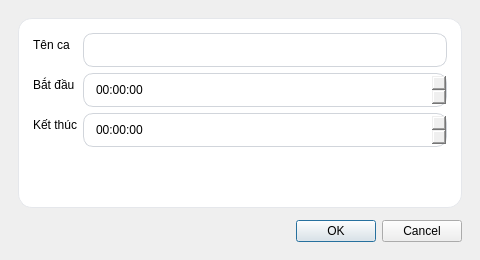
Qt form app/ui/dialog_shift.ui (thaieaut-engineer/Cong-nghe-phan-mem) before a commit.
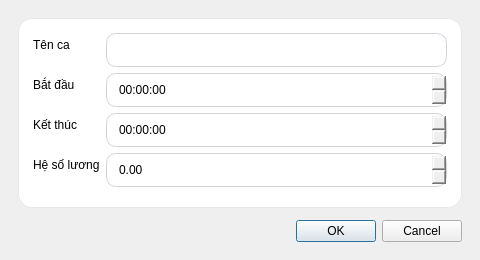
The same form after that commit.

```diff
--- a/app/ui/dialog_shift.ui
+++ b/app/ui/dialog_shift.ui
@@ -30,7 +30,7 @@
    <item>
     <widget class="QFrame" name="card">
      <property name="styleSheet">
-      <string notr="true">QFrame#card{background:#ffffff;border:1px solid #e5e7eb;border-radius:14px;} QLineEdit, QTimeEdit{padding:8px 10px;border:1px solid #d1d5db;border-radius:10px;} QLineEdit:focus, QTimeEdit:focus{border:1px solid #4293e6;}</string>
+      <string notr="true">QFrame#card{background:#ffffff;border:1px solid #e5e7eb;border-radius:14px;} QLineEdit, QTimeEdit, QDoubleSpinBox{padding:8px 10px;border:1px solid #d1d5db;border-radius:10px;} QLineEdit:focus, QTimeEdit:focus, QDoubleSpinBox:focus{border:1px solid #4293e6;}</string>
      </property>
      <layout class="QFormLayout" name="formLayout">
       <property name="leftMargin">
@@ -75,6 +75,29 @@
       <item row="2" column="1">
        <widget class="QTimeEdit" name="timeEnd"/>
       </item>
+      <item row="3" column="0">
+       <widget class="QLabel" name="labelFactor">
+        <property name="text">
+         <string>Hệ số lương</string>
+        </property>
+       </widget>
+      </item>
+      <item row="3" column="1">
+       <widget class="QDoubleSpinBox" name="spinSalaryFactor">
+        <property name="decimals">
+         <number>2</number>
+        </property>
+        <property name="minimum">
+         <double>0.000000000000000</double>
+        </property>
+        <property name="maximum">
+         <double>100.000000000000000</double>
+        </property>
+        <property name="singleStep">
+         <double>0.100000000000000</double>
+        </property>
+       </widget>
+      </item>
      </layout>
     </widget>
    </item>
```
